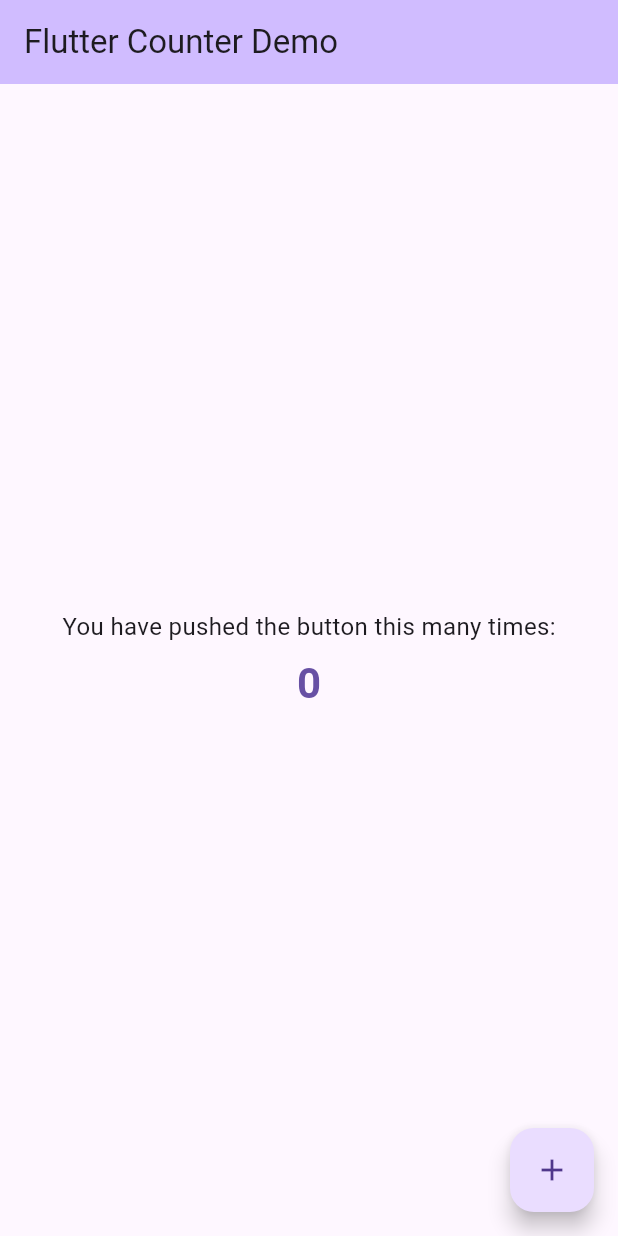
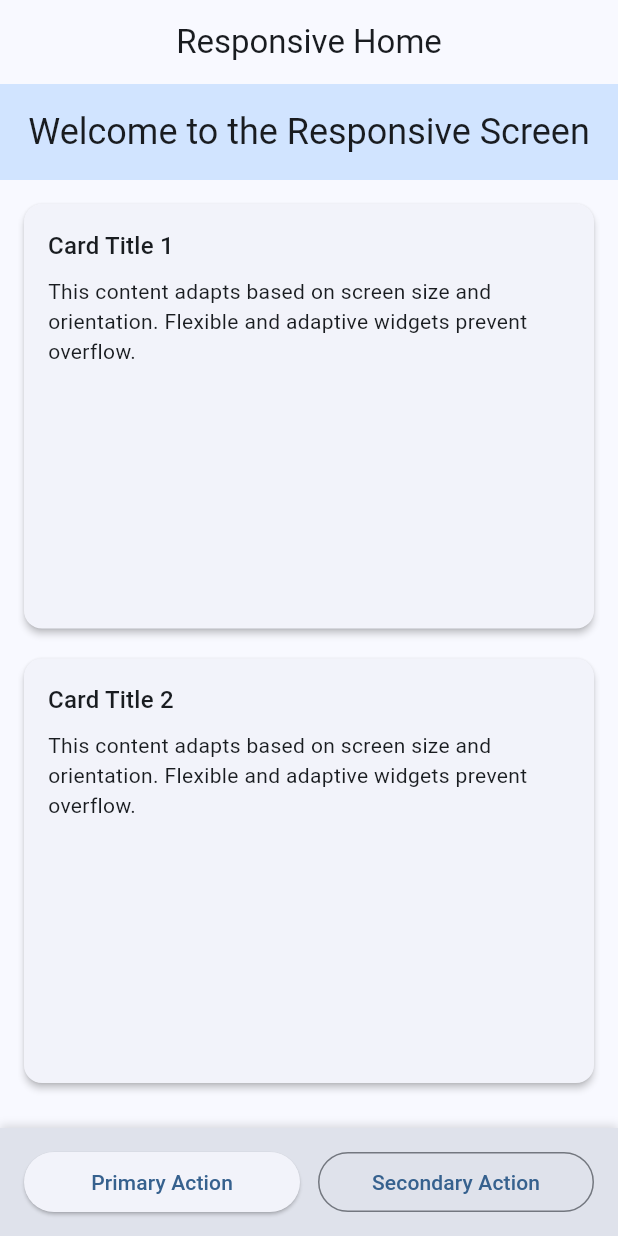
Before and after one commit to kalviumcommunity/smart-library-flutter, a Flutter app: the screen it shows after launch, on a phone screen of 412 x 824 dp. Run offline on Flutter 3.47's test engine with Material 3 defaults, Android fonts, the phone set to English and light mode, and no system bars.

Commit message:
responsive page

```diff
--- /dev/null
+++ b/lib/Screens/responsive_home.dart
@@ -0,0 +1,147 @@
+import 'package:flutter/material.dart';
+
+class ResponsiveHome extends StatelessWidget {
+  const ResponsiveHome({super.key});
+
+  @override
+  Widget build(BuildContext context) {
+    final Size screenSize = MediaQuery.of(context).size;
+    final double screenWidth = screenSize.width;
+    final double screenHeight = screenSize.height;
+
+    final bool isTablet = screenWidth > 600;
+    final bool isLandscape = screenWidth > screenHeight;
+
+    return Scaffold(
+      appBar: AppBar(
+        title: const Text('Responsive Home'),
+        centerTitle: true,
+      ),
+      body: SafeArea(
+        child: Column(
+          children: [
+            // Header Section
+            Container(
+              width: double.infinity,
+              padding: EdgeInsets.symmetric(
+                vertical: isTablet ? 24 : 16,
+                horizontal: isTablet ? 32 : 16,
+              ),
+              color: Theme.of(context).colorScheme.primaryContainer,
+              child: Text(
+                'Welcome to the Responsive Screen',
+                style: Theme.of(context).textTheme.headlineSmall,
+                textAlign: TextAlign.center,
+              ),
+            ),
+
+            // Main Content Section
+            Expanded(
+              child: Padding(
+                padding: EdgeInsets.all(isTablet ? 24 : 12),
+                child: isTablet || isLandscape
+                    ? GridView.count(
+                        crossAxisCount: isTablet ? 2 : 1,
+                        crossAxisSpacing: 16,
+                        mainAxisSpacing: 16,
+                        childAspectRatio: isTablet ? 1.4 : 1.2,
+                        children: List.generate(
+                          4,
+                          (index) => _ContentCard(index: index),
+                        ),
+                      )
+                    : ListView.separated(
+                        itemCount: 4,
+                        separatorBuilder: (_, __) => const SizedBox(height: 12),
+                        itemBuilder: (context, index) {
+                          return _ContentCard(index: index);
+                        },
+                      ),
+              ),
+            ),
+
+            // Footer / Action Area
+            Container(
+              width: double.infinity,
+              padding: EdgeInsets.symmetric(
+                vertical: isTablet ? 20 : 12,
+                horizontal: isTablet ? 32 : 16,
+              ),
+              decoration: BoxDecoration(
+                color: Theme.of(context).colorScheme.surfaceVariant,
+                boxShadow: const [
+                  BoxShadow(
+                    color: Colors.black12,
+                    blurRadius: 4,
+                    offset: Offset(0, -2),
+                  ),
+                ],
+              ),
+              child: Row(
+                children: [
+                  Expanded(
+                    child: ElevatedButton(
+                      onPressed: () {},
+                      child: const Text('Primary Action'),
+                    ),
+                  ),
+                  const SizedBox(width: 12),
+                  Expanded(
+                    child: OutlinedButton(
+                      onPressed: () {},
+                      child: const Text('Secondary Action'),
+                    ),
+                  ),
+                ],
+              ),
+            ),
+          ],
+        ),
+      ),
+    );
+  }
+}
+
+class _ContentCard extends StatelessWidget {
+  final int index;
+
+  const _ContentCard({required this.index});
+
+  @override
+  Widget build(BuildContext context) {
+    return AspectRatio(
+      aspectRatio: 4 / 3,
+      child: Card(
+        elevation: 2,
+        shape: RoundedRectangleBorder(borderRadius: BorderRadius.circular(12)),
+        child: Padding(
+          padding: const EdgeInsets.all(16),
+          child: Column(
+            crossAxisAlignment: CrossAxisAlignment.start,
+            children: [
+              Flexible(
+                child: FittedBox(
+                  alignment: Alignment.centerLeft,
+                  fit: BoxFit.scaleDown,
+                  child: Text(
+                    'Card Title ${index + 1}',
+                    style: Theme.of(context).textTheme.titleMedium,
+                  ),
+                ),
+              ),
+              const SizedBox(height: 8),
+              Expanded(
+                child: Text(
+                  'This content adapts based on screen size and orientation. '
+                  'Flexible and adaptive widgets prevent overflow.',
+                  style: Theme.of(context).textTheme.bodyMedium,
+                  overflow: TextOverflow.fade,
+                ),
+              ),
+            ],
+          ),
+        ),
+      ),
+    );
+  }
+}
--- a/lib/main.dart
+++ b/lib/main.dart
@@ -1,63 +1,23 @@
 import 'package:flutter/material.dart';
+import 'screens/responsive_home.dart';
 
 void main() {
-  runApp(const CounterApp());
+  runApp(const MyApp());
 }
 
-class CounterApp extends StatefulWidget {
-  const CounterApp({super.key});
-
-  @override
-  State<CounterApp> createState() => _CounterAppState();
-}
-
-class _CounterAppState extends State<CounterApp> {
-  int _count = 0;
-
-  void _incrementCounter() {
-    setState(() {
-      _count++;
-    });
-  }
+class MyApp extends StatelessWidget {
+  const MyApp({super.key});
 
   @override
   Widget build(BuildContext context) {
     return MaterialApp(
-      title: 'Flutter Counter Demo',
+      title: 'Smart Library',
+      debugShowCheckedModeBanner: false,
       theme: ThemeData(
-        primarySwatch: Colors.blue,
         useMaterial3: true,
+        colorSchemeSeed: Colors.blue,
       ),
-      home: Scaffold(
-        appBar: AppBar(
-          title: const Text('Flutter Counter Demo'),
-          backgroundColor: Theme.of(context).colorScheme.inversePrimary,
-        ),
-        body: Center(
-          child: Column(
-            mainAxisAlignment: MainAxisAlignment.center,
-            children: <Widget>[
-              const Text(
-                'You have pushed the button this many times:',
-                style: TextStyle(fontSize: 16),
-              ),
-              const SizedBox(height: 8),
-              Text(
-                '$_count',
-                style: Theme.of(context).textTheme.headlineMedium?.copyWith(
-                  fontWeight: FontWeight.bold,
-                  color: Theme.of(context).primaryColor,
-                ),
-              ),
-            ],
-          ),
-        ),
-        floatingActionButton: FloatingActionButton(
-          onPressed: _incrementCounter,
-          tooltip: 'Increment',
-          child: const Icon(Icons.add),
-        ),
-      ),
+      home: const ResponsiveHome(),
     );
   }
 }
```
Also changed, not shown: 1 other file.
